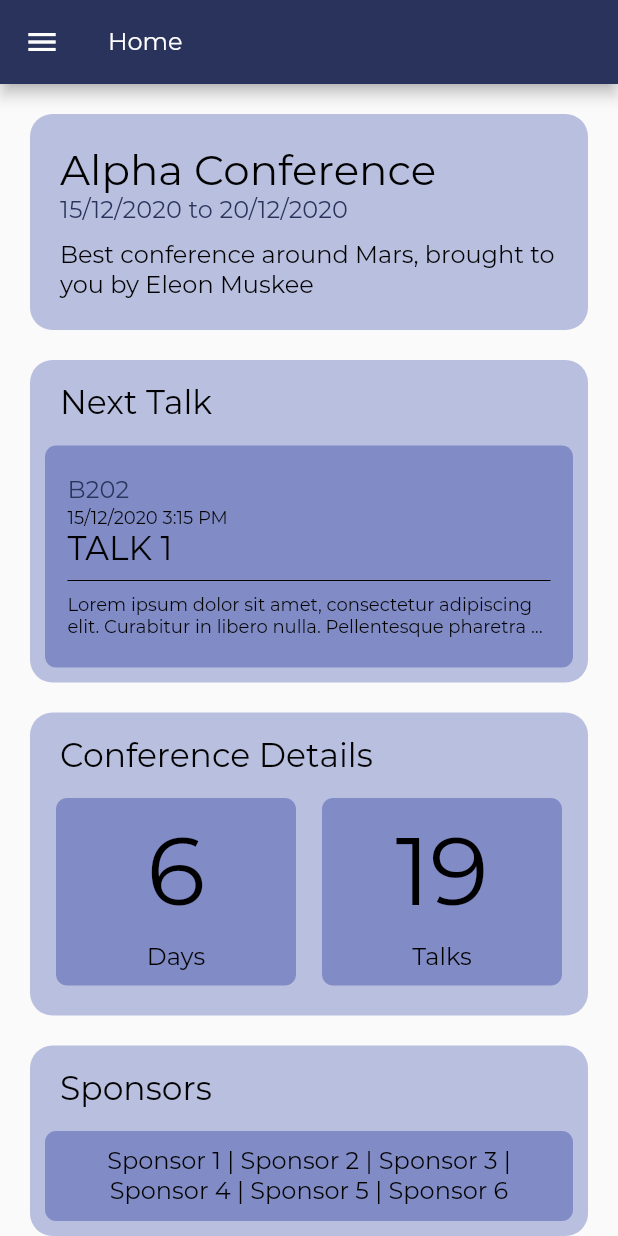
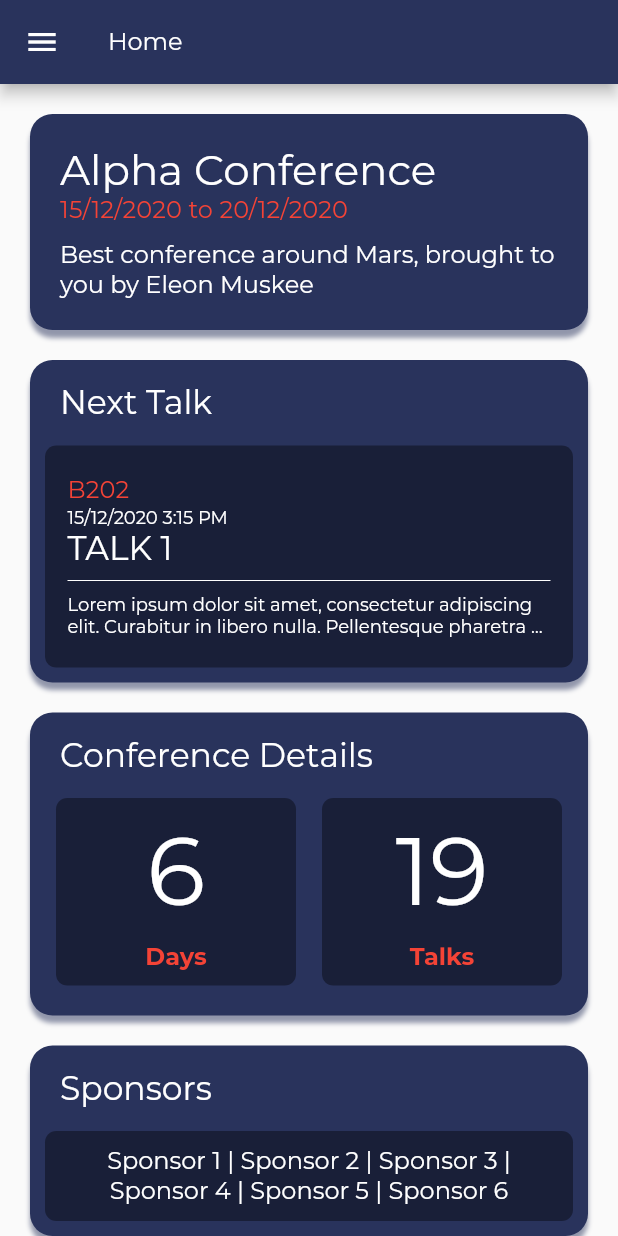
Before and after one commit to FEUP-ESOF-2020-21/open-cx-t4g1-grupo-1, a Flutter app: the screen it shows after launch, on a phone screen of 412 x 824 dp. Run offline on Flutter 3.47's test engine with Material 2 defaults, Android fonts, the light colour scheme and no system bars; our stand-ins replace toast; missing offline and left inert: dart:ffi.

Commit message:
done with style for now

```diff
--- a/adov_flutter/lib/models/talk.dart
+++ b/adov_flutter/lib/models/talk.dart
@@ -73,4 +73,35 @@ class Talk {
     return days;
   }
 
+  @override
+  bool operator ==(Object other) =>
+      identical(this, other) ||
+      other is Talk && runtimeType == other.runtimeType && id == other.id;
+
+  @override
+  int get hashCode => id.hashCode;
+
+  static Talk getNextTalk() {
+    var day = DateTime.now();
+    var days = Talk.fetchDays();
+
+    var talksDay = Talk.fetchByDay(DateTime(day.year, day.month, day.day));
+    talksDay.sort((a, b) {
+      return DateTime(2020, 1, 1, a.time.hour, a.time.minute).compareTo(DateTime(2020, 1, 1, b.time.hour, b.time.minute));
+    });
+    if (talksDay.isNotEmpty) {
+      for (var talk in talksDay) {
+        if (day.isBefore(DateTime(talk.day.year, talk.day.month, talk.day.day, talk.time.hour, talk.time.minute))) {
+          return talk;
+        }
+      }
+    }
+
+    for ( var i = 0; i < days.length; i++ ) {
+      if (days.elementAt(i).isAfter(day)) {
+        return Talk.fetchByDay(days.elementAt(i))[0];
+      }
+    }
+    return null;
+  }
 }
--- a/adov_flutter/lib/screens/add_talk/add_talk.dart
+++ b/adov_flutter/lib/screens/add_talk/add_talk.dart
@@ -26,7 +26,7 @@ class AddTalkFormState extends State<AddTalk> {
       key: _scaffoldKey,
       appBar: AppBar(
         title: Text('Add a Talk'),
-        backgroundColor: AccentColor,
+        backgroundColor: MainColor,
       ),
       body: SingleChildScrollView(
         scrollDirection: Axis.vertical,
@@ -54,7 +54,7 @@ class AddTalkFormState extends State<AddTalk> {
                     ),
                     decoration: InputDecoration(
                       hintText: "Title",
-                      focusColor: AccentColor,
+                      focusColor: MainColor,
                     ),
                     validator: (value) {
                       return (value.isEmpty) ? '' : null;
@@ -181,7 +181,7 @@ class AddTalkFormState extends State<AddTalk> {
           }
         },
         child: Icon(Icons.done),
-        backgroundColor: AccentColor,
+        backgroundColor: MainColor,
       ),
     );
   }
--- a/adov_flutter/lib/screens/home_screen/conference_details.dart
+++ b/adov_flutter/lib/screens/home_screen/conference_details.dart
@@ -26,7 +26,7 @@ class ConferenceDetails extends StatelessWidget {
         width: 400,
         padding: EdgeInsets.symmetric(horizontal: 20, vertical: 20),
         margin: EdgeInsets.symmetric(horizontal: 20),
-        decoration: ComponentBoxStyle.create(radius: 15),
+        decoration: ComponentBoxStyle.create(radius: 15, shadow: true),
         child: Column(
             mainAxisAlignment: MainAxisAlignment.spaceEvenly,
             crossAxisAlignment: CrossAxisAlignment.start,
--- a/adov_flutter/lib/screens/home_screen/conference_sponsors.dart
+++ b/adov_flutter/lib/screens/home_screen/conference_sponsors.dart
@@ -20,7 +20,7 @@ class ConferenceSponsors extends StatelessWidget {
       child: Container(
         width: 400,
         margin: EdgeInsets.symmetric(horizontal: 20),
-        decoration: ComponentBoxStyle.create(radius: 15),
+        decoration: ComponentBoxStyle.create(radius: 15, shadow: true),
         child: Column(
             mainAxisAlignment: MainAxisAlignment.spaceEvenly,
             crossAxisAlignment: CrossAxisAlignment.start,
@@ -40,7 +40,9 @@ class ConferenceSponsors extends StatelessWidget {
                 decoration: ComponentBoxStyle.create(radius: 7.5, color: InnerComponentColor),
                 child: Text(
                   _getSponsors(),
-                  style: Body1TextStyle,
+                  style: Body1TextStyle.copyWith(
+                    color: textColor
+                  ),
                   textAlign: TextAlign.center,
                 ),
               )
--- a/adov_flutter/lib/screens/home_screen/conference_stats.dart
+++ b/adov_flutter/lib/screens/home_screen/conference_stats.dart
@@ -19,7 +19,7 @@ class ConferenceStats extends StatelessWidget {
       child: Container(
         width: 400,
         margin: EdgeInsets.symmetric(horizontal: 20),
-        decoration: ComponentBoxStyle.create(radius: 15),
+        decoration: ComponentBoxStyle.create(radius: 15, shadow: true),
         child: Column(
             mainAxisAlignment: MainAxisAlignment.spaceEvenly,
             crossAxisAlignment: CrossAxisAlignment.start,
@@ -48,12 +48,12 @@ class ConferenceStats extends StatelessWidget {
                         Text(
                           _numberOfDays(),
                           style: TitleTextStyle.copyWith(
-                            color: Colors.black,
+                            color: textColor,
                             fontSize: 64,
                             fontWeight: FontWeight.w400,
                           )
                         ),
-                        Text("Days"),
+                        Text("Days", style: SubTitleTextStyle.copyWith(fontWeight: FontWeight.bold)),
                       ],
                     ),
                   ),
@@ -69,12 +69,12 @@ class ConferenceStats extends StatelessWidget {
                         Text(
                             _numberOfTalks(),
                             style: TitleTextStyle.copyWith(
-                              color: Colors.black,
+                              color: textColor,
                               fontSize: 64,
                               fontWeight: FontWeight.w400,
                             )
                         ),
-                        Text("Talks"),
+                        Text("Talks", style: SubTitleTextStyle.copyWith(fontWeight: FontWeight.bold)),
                       ],
                     ),
                   ),
--- a/adov_flutter/lib/screens/home_screen/home_screen.dart
+++ b/adov_flutter/lib/screens/home_screen/home_screen.dart
@@ -15,7 +15,7 @@ class HomeScreen extends StatelessWidget {
     return Scaffold(
       appBar: AppBar(
         title: Text("Home"),
-        backgroundColor: AccentColor,
+        backgroundColor: MainColor,
       ),
       drawer: Drawer(
           child: ListView(
@@ -23,7 +23,7 @@ class HomeScreen extends StatelessWidget {
             children: [
               DrawerHeader(
                 decoration: BoxDecoration(
-                  color: AccentColor,
+                  color: MainColor,
                 ),
                 child: Text(
                   'AdOv',
@@ -67,15 +67,19 @@ class HomeScreen extends StatelessWidget {
           crossAxisAlignment: CrossAxisAlignment.center,
           children: [
             ConferenceDetails(
+              darkTheme: true,
               padding: EdgeInsets.symmetric(vertical: 20),
             ),
             NextTalk(
+              darkTheme: true,
               padding: EdgeInsets.only(bottom: 20),
             ),
             ConferenceStats(
+              darkTheme: true,
               padding: EdgeInsets.only(bottom: 20),
             ),
             ConferenceSponsors(
+              darkTheme: true,
               padding: EdgeInsets.only(bottom: 20),
             ),
           ],
--- a/adov_flutter/lib/screens/home_screen/next_talk.dart
+++ b/adov_flutter/lib/screens/home_screen/next_talk.dart
@@ -1,6 +1,6 @@
+import 'package:adov_flutter/screens/home_screen/next_talk_container.dart';
 import 'package:flutter/cupertino.dart';
 import 'package:flutter/material.dart';
-import 'package:intl/intl.dart';
 
 import '../../app.dart';
 import '../../models/talk.dart';
@@ -9,7 +9,7 @@ import '../../style.dart';
 class NextTalk extends StatelessWidget {
   final bool darkTheme;
   final EdgeInsets padding;
-  final Talk talk = _getNextTalk();
+  final Talk talk = Talk.getNextTalk();
 
   NextTalk({
     this.darkTheme = false,
@@ -25,7 +25,7 @@ class NextTalk extends StatelessWidget {
       child: Container(
         width: 400,
         margin: EdgeInsets.symmetric(horizontal: 20),
-        decoration: ComponentBoxStyle.create(radius: 15),
+        decoration: ComponentBoxStyle.create(radius: 15, shadow: true),
         child: Column(
             mainAxisAlignment: MainAxisAlignment.spaceEvenly,
             crossAxisAlignment: CrossAxisAlignment.start,
@@ -41,48 +41,7 @@ class NextTalk extends StatelessWidget {
               ),
               GestureDetector(
                 onTap: () => _onTalkTap(context, talk.id),
-                child: Container(
-                  decoration: ComponentBoxStyle.create(radius: 7.5, color: InnerComponentColor),
-                  width: 400,
-                  margin: EdgeInsets.only(left: 10, right: 10, bottom: 10),
-                  padding: EdgeInsets.symmetric(horizontal: 15, vertical: 20),
-                  child: Column(
-                    mainAxisAlignment: MainAxisAlignment.spaceEvenly,
-                    crossAxisAlignment: CrossAxisAlignment.start,
-                    children: [
-                      Text(
-                        talk.room.toUpperCase(),
-                        style: Theme.of(context).textTheme.subtitle,
-                      ),
-                      Text(
-                        DateFormat('dd/MM/yyyy ').format(talk.day) + talk.time.format(context),
-                        style: Theme.of(context)
-                            .textTheme
-                            .caption
-                            .copyWith(color: textColor),
-                      ),
-                      Text(
-                        talk.title.toUpperCase(),
-                        key: Key('talk_tile_name_${talk.id}'),
-                        overflow: TextOverflow.ellipsis,
-                        maxLines: 1,
-                        style:
-                        Theme.of(context).textTheme.title.copyWith(color: textColor),
-                      ),
-                      Divider(
-                        color: Colors.black,
-                      ),
-                      Text(
-                        talk.details,
-                        overflow: TextOverflow.ellipsis,
-                        maxLines: 2,
-                        style: Body1TextStyle.copyWith(
-                          fontSize: SmallTextSize
-                        )
-                      ),
-                    ],
-                  ),
-                ),
+                child: NextTalkContainer(talk, darkTheme: darkTheme,)
               )
             ]
         ),
@@ -94,28 +53,4 @@ class NextTalk extends StatelessWidget {
     Navigator.pushNamed(context, TalkDetailRoute,
         arguments: {"id": locationID});
   }
-
-  static Talk _getNextTalk() {
-    var day = DateTime.now();
-    var days = Talk.fetchDays();
-
-    var talksDay = Talk.fetchByDay(DateTime(day.year, day.month, day.day));
-    talksDay.sort((a, b) {
-      return DateTime(2020, 1, 1, a.time.hour, a.time.minute).compareTo(DateTime(2020, 1, 1, b.time.hour, b.time.minute));
-    });
-    if (talksDay.isNotEmpty) {
-      for (var talk in talksDay) {
-        if (day.isBefore(DateTime(talk.day.year, talk.day.month, talk.day.day, talk.time.hour, talk.time.minute))) {
-          return talk;
-        }
-      }
-    }
-
-    for ( var i = 0; i < days.length; i++ ) {
-      if (days.elementAt(i).isAfter(day)) {
-        return Talk.fetchByDay(days.elementAt(i))[0];
-      }
-    }
-    return null;
-  }
 }
--- /dev/null
+++ b/adov_flutter/lib/screens/home_screen/next_talk_container.dart
@@ -0,0 +1,63 @@
+import 'package:adov_flutter/models/talk.dart';
+import 'package:flutter/cupertino.dart';
+import 'package:flutter/material.dart';
+import 'package:intl/intl.dart';
+
+import '../../style.dart';
+
+class NextTalkContainer extends StatelessWidget {
+  final Talk talk;
+  final bool darkTheme;
+
+
+  NextTalkContainer(this.talk, {this.darkTheme});
+
+  @override
+  Widget build(BuildContext context) {
+    final textColor = this.darkTheme ? TextColorLight : TextColorDark;
+
+    return Container(
+      decoration: ComponentBoxStyle.create(radius: 7.5, color: InnerComponentColor),
+      width: 400,
+      margin: EdgeInsets.only(left: 10, right: 10, bottom: 10),
+      padding: EdgeInsets.symmetric(horizontal: 15, vertical: 20),
+      child: Column(
+        mainAxisAlignment: MainAxisAlignment.spaceEvenly,
+        crossAxisAlignment: CrossAxisAlignment.start,
+        children: [
+          Text(
+            talk.room.toUpperCase(),
+            style: Theme.of(context).textTheme.subtitle,
+          ),
+          Text(
+            DateFormat('dd/MM/yyyy ').format(talk.day) + talk.time.format(context),
+            style: Theme.of(context)
+                .textTheme
+                .caption
+                .copyWith(color: textColor),
+          ),
+          Text(
+            talk.title.toUpperCase(),
+            key: Key('talk_tile_name_${talk.id}'),
+            overflow: TextOverflow.ellipsis,
+            maxLines: 1,
+            style:
+            Theme.of(context).textTheme.title.copyWith(color: textColor),
+          ),
+          Divider(
+            color: textColor,
+          ),
+          Text(
+              talk.details,
+              overflow: TextOverflow.ellipsis,
+              maxLines: 2,
+              style: Body1TextStyle.copyWith(
+                  fontSize: SmallTextSize,
+                  color: textColor
+              )
+          ),
+        ],
+      ),
+    );
+  }
+}
--- a/adov_flutter/lib/screens/talk_detail/talk_detail.dart
+++ b/adov_flutter/lib/screens/talk_detail/talk_detail.dart
@@ -19,7 +19,7 @@ class TalkDetail extends StatelessWidget {
     return Scaffold(
       appBar: AppBar(
         title: Text(talk.title),
-        backgroundColor: AccentColor,
+        backgroundColor: MainColor,
       ),
       body: SingleChildScrollView(
         child: Column(
--- a/adov_flutter/lib/screens/talks_schedule/talks_schedule.dart
+++ b/adov_flutter/lib/screens/talks_schedule/talks_schedule.dart
@@ -10,6 +10,8 @@ import '../../style.dart';
 
 class TalksSchedule extends StatelessWidget {
   final days = Talk.fetchDays();
+  final nextTalk = Talk.getNextTalk();
+
 
   @override
   Widget build(BuildContext context) {
@@ -19,7 +21,7 @@ class TalksSchedule extends StatelessWidget {
     return Scaffold(
         appBar: AppBar(
           title: Text('Schedule'),
-          backgroundColor: AccentColor,
+          backgroundColor: MainColor,
         ),
         body: ListView(
           physics: const AlwaysScrollableScrollPhysics(), // new
@@ -48,9 +50,12 @@ class TalksSchedule extends StatelessWidget {
           alignment: Alignment.centerRight,
           child: Container(
             margin: const EdgeInsets.only(right: 20.0, bottom: 20.0),
-            decoration: ComponentBoxStyle.create(radius: 8, color: ComponentColor),
+            decoration: ComponentBoxStyle.create(
+              radius: 8,
+              color: (talk == nextTalk) ? Colors.red : MainColor
+            ),
             width: 270,
-            child: TalkContainer(talk: talk, darkTheme: true),
+            child: TalkContainer(talk: talk, darkTheme: true, nextTalk: (talk == nextTalk),),
           )
       ),
     );
--- a/adov_flutter/lib/style.dart
+++ b/adov_flutter/lib/style.dart
@@ -11,20 +11,29 @@ const String FontNameDefault = 'Montserrat';
 
 const Color TextColorDark = Colors.black;
 const Color TextColorLight = Colors.white;
-const Color TextColorAccent = AccentColor;
+const Color TextColorAccent = Colors.red;
 const Color TextColorFaint = Color.fromRGBO(125, 125, 125, 1.0);
 
-const Color AccentColor = Color(0xFF29335C);
-const Color ComponentColor = Color(0xFFB9BFDF);
-const Color InnerComponentColor = Color(0xFF818BC5);
+const Color MainColor = Color(0xFF29335C);
+const Color AccentColor = TextColorAccent;
+const Color ComponentColor = Color(0xFF29335C);
+const Color InnerComponentColor = Color(0xFF191F38);
 
 const DefaultPaddingHorizontal = 12.0;
 
 class ComponentBoxStyle {
-  static create({double radius: 0, Color color: ComponentColor}) {
+  static create({double radius: 0, Color color: ComponentColor, bool shadow: false}) {
     return BoxDecoration(
       color: color,
       borderRadius: BorderRadius.circular(radius),
+      boxShadow: [
+        if (shadow)
+          BoxShadow(
+            color: MainColor.withOpacity(0.5),
+            blurRadius: 2,
+            offset: Offset(0, 5), // changes position of shadow
+          ),
+      ],
     );
   }
 }
@@ -44,7 +53,7 @@ class CustomInputDecorator extends InputDecoration {
       focusedBorder: OutlineInputBorder(
         borderRadius: BorderRadius.circular(5.0),
         borderSide: BorderSide(
-          color: AccentColor,
+          color: MainColor,
           width: 1.5,
         ),
       ),
--- a/adov_flutter/lib/widgets/talk_container.dart
+++ b/adov_flutter/lib/widgets/talk_container.dart
@@ -11,8 +11,9 @@ const LocationTileHeight = 100.0;
 class TalkContainer extends StatelessWidget {
   final Talk talk;
   final bool darkTheme;
+  final bool nextTalk;
 
-  TalkContainer({this.talk, this.darkTheme = false});
+  TalkContainer({this.talk, this.darkTheme = false, this.nextTalk = false});
 
   @override
   Widget build(BuildContext context) {
@@ -27,7 +28,9 @@ class TalkContainer extends StatelessWidget {
           children: [
             Text(
               talk.room.toUpperCase(),
-              style: Theme.of(context).textTheme.subtitle,
+              style: Theme.of(context).textTheme.subtitle.copyWith(
+                color: (nextTalk) ? TextColorLight : TextColorAccent
+              ),
             ),
             Text(
               DateFormat('dd/MM/yyyy ').format(talk.day) + talk.time.format(context),
```
Also changed, not shown: 1 other file.
